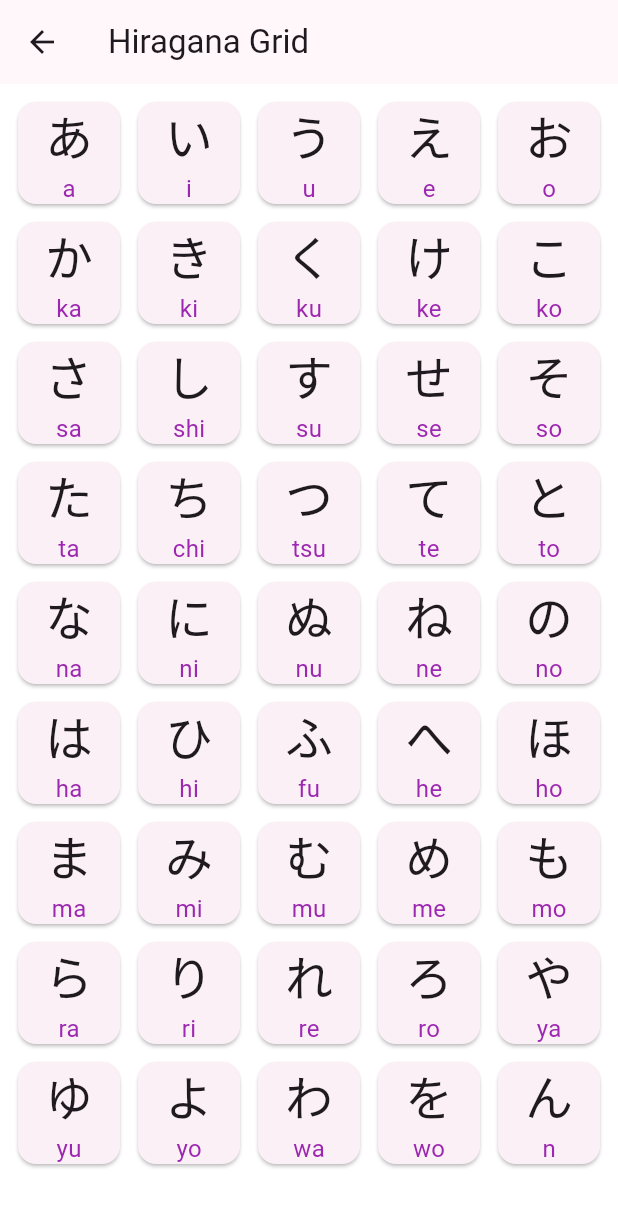
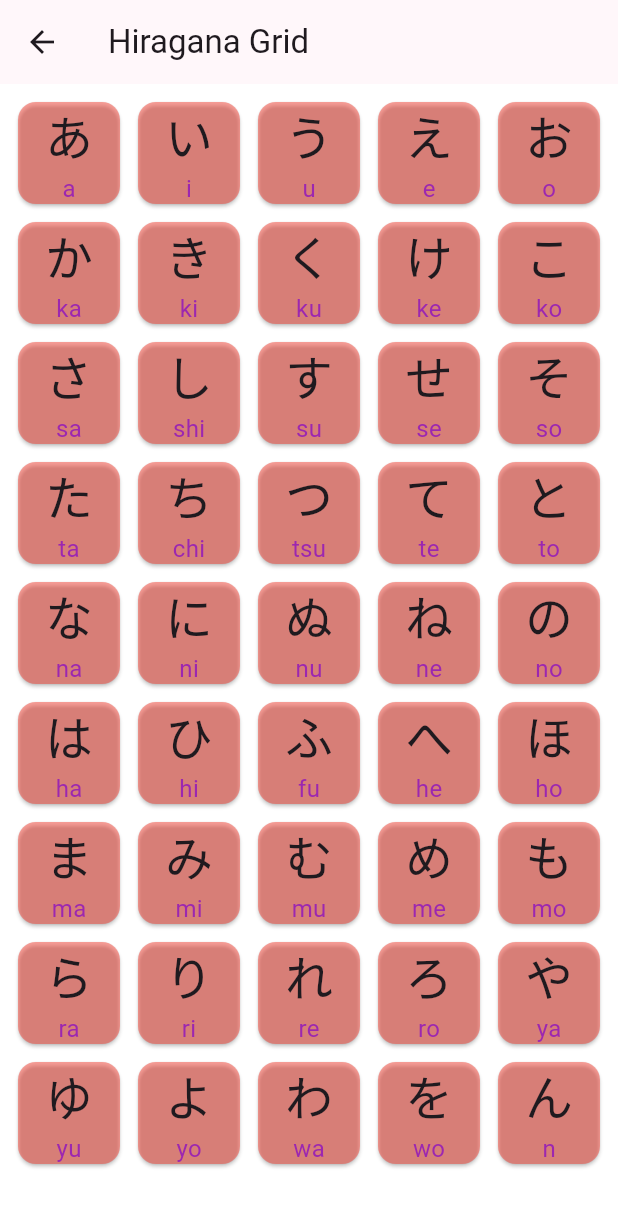
Before and after one commit to Pasqg/japapp, a Flutter app: the screen it shows after launch, after a tap on the "grid on" icon, on a phone screen of 412 x 824 dp. Shown: the top 1207 px of the screen. Run offline on Flutter 3.47's test engine with Material 3 defaults, Android fonts, the phone set to English and light mode, and no system bars.

Commit message:
Add practice stats
Every time a kana is correct, we increase a counter in PracticeStats state classe. Then in the grid view one can visualize the progress on learninge each kana. A basic color map is added to highlight which kanas to focus on.

```diff
--- /dev/null
+++ b/lib/core/kana_stats.dart
@@ -0,0 +1,15 @@
+class PracticeStats<T> {
+  late final Map<T, (int correct, int total)> _stats = {};
+
+  void record(T datum, bool isCorrect) {
+    if (!_stats.containsKey(datum)) {
+      _stats[datum] = (0, 0);
+    }
+    var (correct, total) = _stats[datum]!;
+    _stats[datum] = (isCorrect ? correct + 1 : correct, total + 1);
+  }
+
+  (int correct, int total) getStats(T datum) {
+    return _stats.containsKey(datum) ? _stats[datum]! : (0, 0);
+  }
+}
--- a/lib/ui/kana_grid_page.dart
+++ b/lib/ui/kana_grid_page.dart
@@ -1,10 +1,77 @@
 import 'package:flutter/material.dart';
+import 'package:japapp/core/kana_stats.dart';
 
 class KanaGridPage extends StatelessWidget {
   final Map<String, String> kanasMap;
   final String script;
+  final PracticeStats<String> stats;
 
-  const KanaGridPage({super.key, required this.script, required this.kanasMap});
+  const KanaGridPage(
+      {super.key,
+      required this.script,
+      required this.kanasMap,
+      required this.stats});
+
+  Color _getColorForPercentage(int percentage) {
+    if (percentage < 40) {
+      return Color.lerp(Colors.red, Colors.orange, percentage / 50)!;
+    } else if (percentage < 60) {
+      return Color.lerp(Colors.orange, Colors.yellow, (percentage - 50) / 10)!;
+    } else if (percentage < 99) {
+      return Color.lerp(Colors.yellow, Colors.green, (percentage - 60) / 39)!;
+    } else {
+      return Colors.green;
+    }
+  }
+
+  (int percentage, int correct, int total) _percentageForKana(String kana) {
+    var (correct, total) = stats.getStats(kana);
+    var percentage = total > 0 ? (correct / total * 100).round() : 0;
+    return (percentage, correct, total);
+  }
+
+  void _showKanaDialog(
+      BuildContext context, String kana, String transliteration) {
+    var (percentage, correct, total) = _percentageForKana(kana);
+    var color = _getColorForPercentage(percentage);
+    showDialog(
+      context: context,
+      builder: (BuildContext context) {
+        return AlertDialog(
+          backgroundColor: color,
+          content: Column(
+            mainAxisSize: MainAxisSize.min,
+            children: [
+              Text(
+                '$percentage% (correct: $correct/total: $total)',
+                style: const TextStyle(
+                  fontSize: 16,
+                  color: Colors.black,
+                ),
+              ),
+              Text(
+                kana,
+                style: const TextStyle(fontSize: 100),
+              ),
+              const SizedBox(height: 10),
+              Text(
+                transliteration,
+                style: const TextStyle(fontSize: 24, color: Colors.black),
+              ),
+            ],
+          ),
+          actions: [
+            TextButton(
+              onPressed: () {
+                Navigator.of(context).pop();
+              },
+              child: const Text('Close'),
+            ),
+          ],
+        );
+      },
+    );
+  }
 
   @override
   Widget build(BuildContext context) {
@@ -22,20 +89,31 @@ class KanaGridPage extends StatelessWidget {
         padding: const EdgeInsets.all(8.0),
         itemCount: kanas.length,
         itemBuilder: (context, index) {
-          return Card(
+          var entry = kanas[index];
+          var kana = entry.key;
+          var transliteration = entry.value;
+          var (percentage, _, _) = _percentageForKana(kana);
+          return GestureDetector(
+            onTap: () {
+              _showKanaDialog(context, kana, transliteration);
+            },
+            child: Card(
+              color: _getColorForPercentage(percentage).withOpacity(0.5),
               child: Center(
                 child: Column(
                   mainAxisAlignment: MainAxisAlignment.center,
                   children: [
                     Text(
-                    kanas[index].key,
+                      kana,
                       style: const TextStyle(fontSize: 32),
                     ),
                     Text(
-                    kanas[index].value,
-                    style: const TextStyle(fontSize: 16, color: Colors.purple),
+                      transliteration,
+                      style:
+                          const TextStyle(fontSize: 16, color: Colors.purple),
                     ),
                   ],
+                ),
               ),
             ),
           );
--- a/lib/ui/main_page.dart
+++ b/lib/ui/main_page.dart
@@ -1,6 +1,7 @@
 import 'dart:async';
 
 import 'package:flutter/material.dart';
+import 'package:japapp/core/kana_stats.dart';
 
 import 'package:japapp/core/rand_data_provider.dart';
 import 'package:japapp/ui/kana_grid_page.dart';
@@ -17,6 +18,7 @@ class MainPageState extends State<MainPage>
   final TextEditingController _textEditingController = TextEditingController();
   final GlobalKey<ScaffoldState> _scaffoldKey = GlobalKey<ScaffoldState>();
   final FocusNode _focusNode = FocusNode();
+  final PracticeStats<String> _practiceStats = PracticeStats();
 
   late TabController _tabController;
 
@@ -64,8 +66,10 @@ class MainPageState extends State<MainPage>
     _textEditingController.clear();
     String expected = _currentKana.$2;
     if (expected == transliteration) {
+      _practiceStats.record(_currentKana.$1, true);
       _showCustomSnackBar('Correct!', Colors.green);
     } else {
+      _practiceStats.record(_currentKana.$1, false);
       _showCustomSnackBar('Incorrect! It was "$expected"', Colors.red);
     }
     _enableDisableNextButton();
@@ -103,7 +107,9 @@ class MainPageState extends State<MainPage>
     Navigator.push(
       context,
       MaterialPageRoute(
-        builder: (context) => KanaGridPage(script: _selectedScript, kanasMap: _kanaProvider().getAll()),
+        builder: (context) => KanaGridPage(script: _selectedScript,
+        kanasMap: _kanaProvider().getAll(),
+        stats: _practiceStats),
       ),
     );
   }
```
Lines whose indentation alone changed are shown as unchanged.
